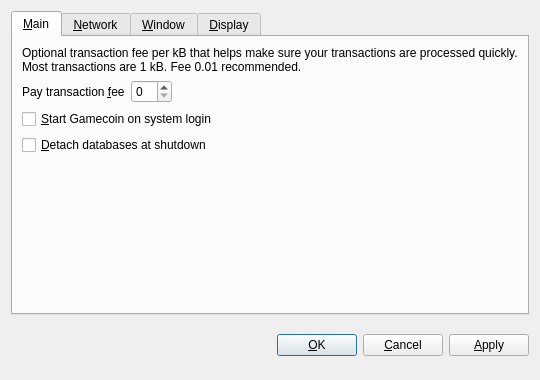
fairycoin/fairycoin, file src/qt/forms/optionsdialog.ui: the form before one commit.
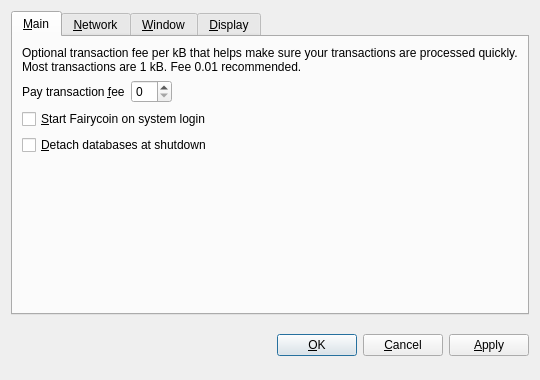
The form after the commit. The open tabs and pages were chosen to show the change. Custom widgets are drawn as their Qt base class.

What changed in the file:
```diff
--- a/src/qt/forms/optionsdialog.ui
+++ b/src/qt/forms/optionsdialog.ui
@@ -82,7 +82,7 @@
           <string>Automatically start Gamecoin after logging in to the system.</string>
          </property>
          <property name="text">
-          <string>&amp;Start Gamecoin on system login</string>
+          <string>&amp;Start Fairycoin on system login</string>
          </property>
         </widget>
        </item>
```
Left out of the diff: 10 changed lines with no effect on the pictures.
